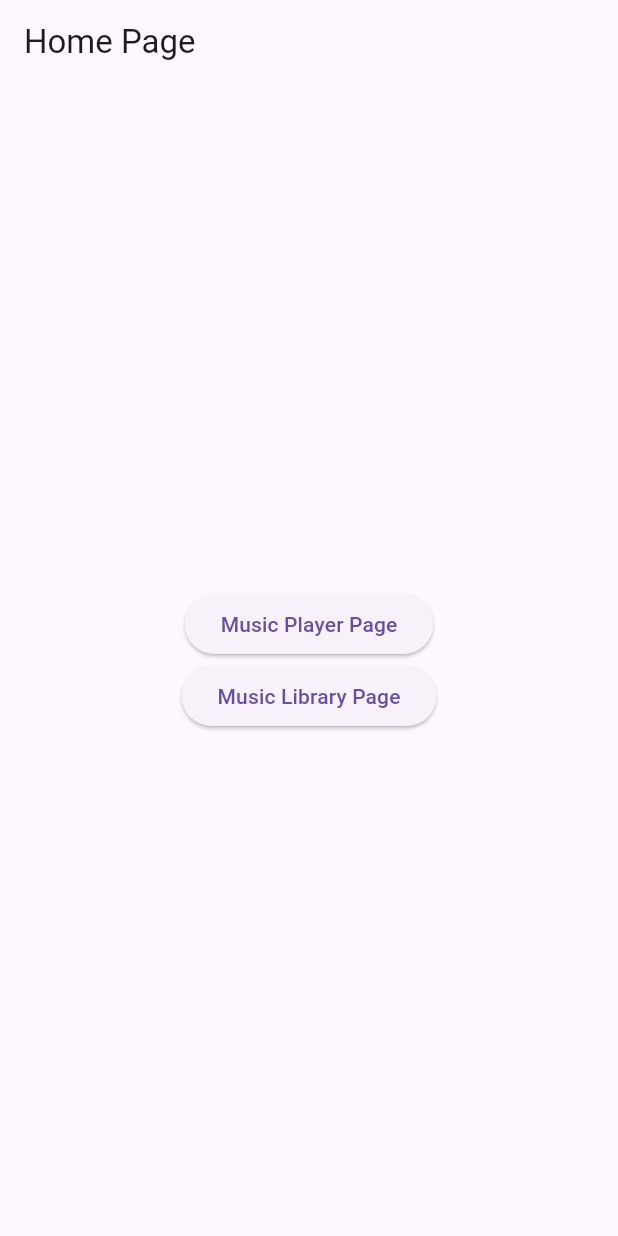
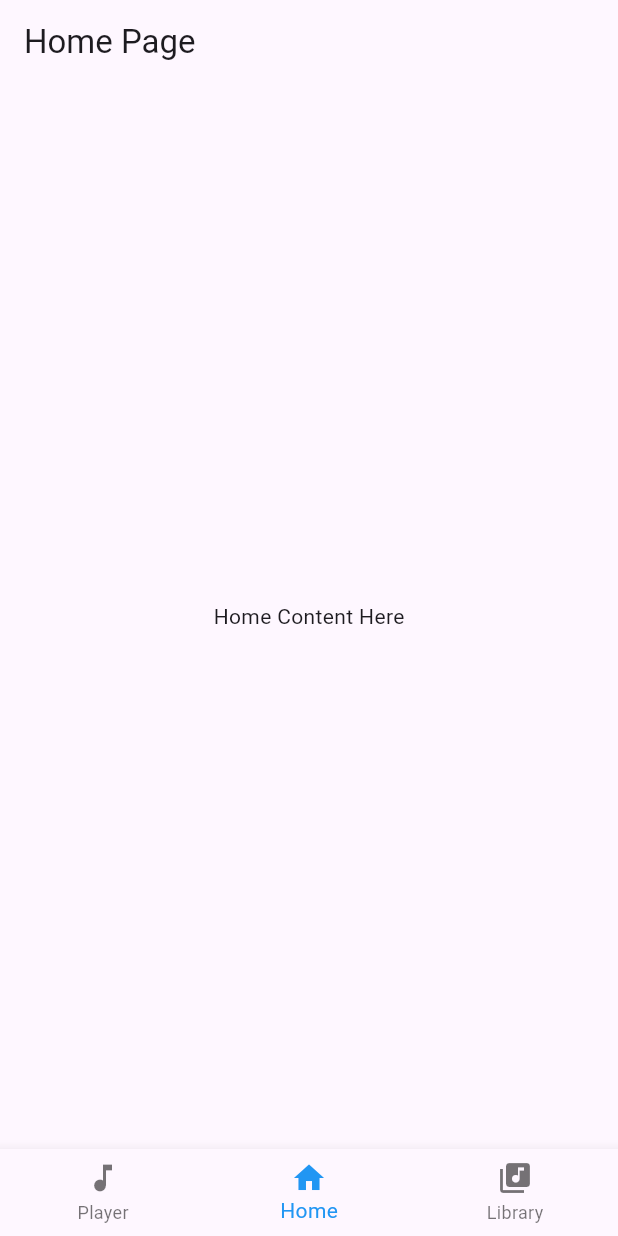
Before and after one commit to kris-krsh02/melodiq, a Flutter app: the screen it shows after launch, after a tap on "Login with Google", on a phone screen of 412 x 824 dp. Run offline on Flutter 3.47's test engine with Material 3 defaults, Android fonts, the phone set to English and light mode, and no system bars.

Commit message:
bottom navigation bar

```diff
--- /dev/null
+++ b/frontend/lib/components/bottom_nav_bar.dart
@@ -0,0 +1,55 @@
+import 'package:flutter/material.dart';
+import '../pages/home_page.dart';
+import '../pages/music_player_page.dart';
+import '../pages/music_library_page.dart';
+
+class BottomNavBar extends StatefulWidget {
+  const BottomNavBar({super.key});
+
+  @override
+  _BottomNavBarState createState() => _BottomNavBarState();
+}
+
+class _BottomNavBarState extends State<BottomNavBar> {
+  int _selectedIndex = 1;
+
+  static final List<Widget> _pages = <Widget>[
+    const MusicPlayerPage(),
+    const HomePage(),
+    MusicLibraryPage(),
+  ];
+
+  void _onItemTapped(int index) {
+    setState(() {
+      _selectedIndex = index;
+    });
+  }
+
+  @override
+  Widget build(BuildContext context) {
+    return Scaffold(
+      body: Center(
+        child: _pages.elementAt(_selectedIndex),
+      ),
+      bottomNavigationBar: BottomNavigationBar(
+        items: const <BottomNavigationBarItem>[
+          BottomNavigationBarItem(
+            icon: Icon(Icons.music_note),
+            label: 'Player',
+          ),
+          BottomNavigationBarItem(
+            icon: Icon(Icons.home),
+            label: 'Home',
+          ),
+          BottomNavigationBarItem(
+            icon: Icon(Icons.library_music),
+            label: 'Library',
+          ),
+        ],
+        currentIndex: _selectedIndex,
+        selectedItemColor: Colors.blue,
+        onTap: _onItemTapped,
+      ),
+    );
+  }
+}
--- a/frontend/lib/main.dart
+++ b/frontend/lib/main.dart
@@ -1,8 +1,6 @@
 import 'package:flutter/material.dart';
-import 'pages/home_page.dart';
 import 'pages/login_page.dart';
-import 'pages/music_player_page.dart';
-import 'pages/music_library_page.dart';
+import 'components/bottom_nav_bar.dart';
 
 void main() {
   runApp(const Melodiq());
@@ -20,10 +18,8 @@ class Melodiq extends StatelessWidget {
       ),
       initialRoute: '/login',
       routes: {
-        '/': (context) => const HomePage(),
+        '/': (context) => const BottomNavBar(),
         '/login': (context) => const LoginPage(),
-        '/music_player': (context) => const MusicPlayerPage(),
-        '/library': (context) => MusicLibraryPage(),
       },
     );
   }
--- a/frontend/lib/pages/home_page.dart
+++ b/frontend/lib/pages/home_page.dart
@@ -11,24 +11,8 @@ class HomePage extends StatelessWidget {
         automaticallyImplyLeading:
             false, // This will remove the back button if any.
       ),
-      body: Center(
-        child: Column(
-          mainAxisAlignment: MainAxisAlignment.center,
-          children: <Widget>[
-            ElevatedButton(
-              onPressed: () {
-                Navigator.pushNamed(context, '/music_player');
-              },
-              child: Text('Music Player Page'),
-            ),
-            ElevatedButton(
-              onPressed: () {
-                Navigator.pushNamed(context, '/library');
-              },
-              child: Text('Music Library Page'),
-            ),
-          ],
-        ),
+      body: const Center(
+        child: Text('Home Content Here'),
       ),
     );
   }
--- a/frontend/lib/pages/login_page.dart
+++ b/frontend/lib/pages/login_page.dart
@@ -7,7 +7,7 @@ class LoginPage extends StatelessWidget {
   Widget build(BuildContext context) {
     return Scaffold(
       appBar: AppBar(
-        title: const Text('Login Page'),
+        title: Text('Login Page'),
         automaticallyImplyLeading:
             false, // This will remove the back button if any.
       ),
@@ -18,7 +18,7 @@ class LoginPage extends StatelessWidget {
             Navigator.of(context)
                 .pushNamedAndRemoveUntil('/', (Route<dynamic> route) => false);
           },
-          child: const Text('Login with Google'),
+          child: Text('Login with Google'),
         ),
       ),
     );
```
